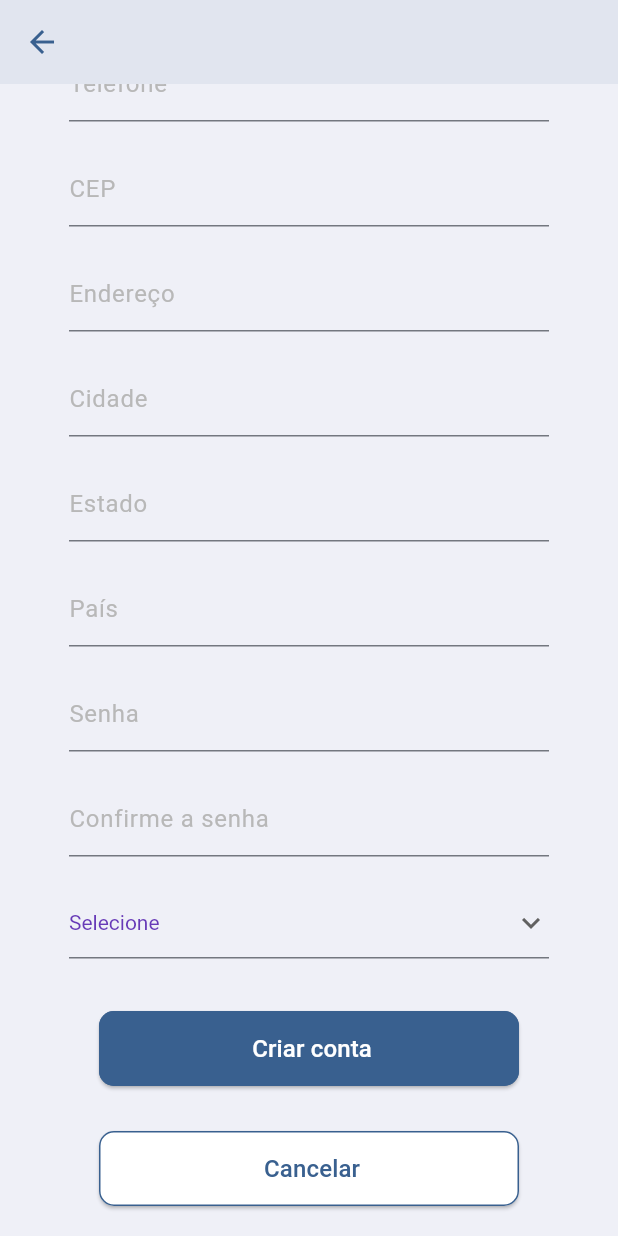
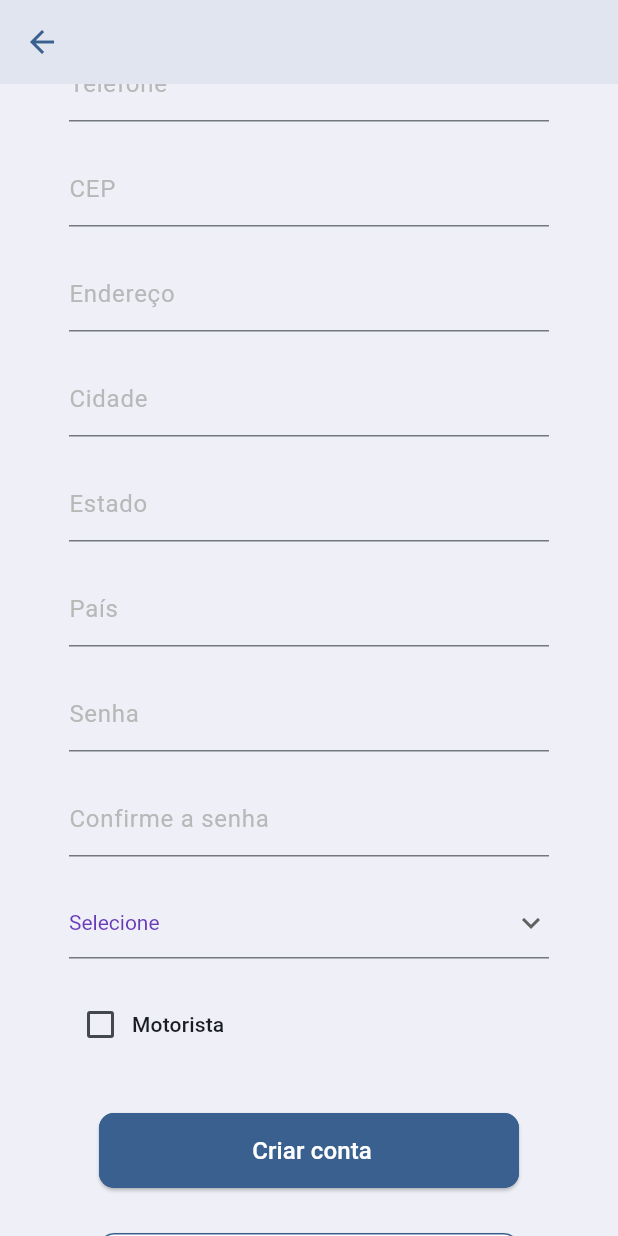
Before and after one commit to jady-lima/LevaEu, a Flutter app: the Registration screen opened directly, scrolled down 398 dp, on a phone screen of 412 x 824 dp. Run offline on Flutter 3.47's test engine with Material 3 defaults, Android fonts, the light colour scheme and no system bars.

Commit message:
CheckBox Motorista
Verifica o CheckBox e encaminha para a tela correspondente (inicio / registrar CNH)

```diff
--- a/levaeu_mobile/lib/main.dart
+++ b/levaeu_mobile/lib/main.dart
@@ -1,10 +1,10 @@
 import 'package:flutter/material.dart';
-import 'package:levaeu_mobile/ui/home.dart';
+import 'package:levaeu_mobile/screens/start.dart';
 
 void main() {
   runApp(MaterialApp(
     title: "LevaEu",
-    home: Home(),
+    home: Start(),
     theme: ThemeData(
       colorScheme: ColorScheme.fromSeed(seedColor: const Color.fromRGBO(57, 96, 143, 0)),
       scaffoldBackgroundColor: const Color.fromRGBO(184, 184, 184, 1),
--- a/levaeu_mobile/lib/ui/login.dart
+++ b/levaeu_mobile/lib/screens/login.dart
@@ -1,5 +1,5 @@
 import 'package:flutter/material.dart';
-import 'package:levaeu_mobile/ui/registration.dart';
+import 'package:levaeu_mobile/screens/registration.dart';
 import 'package:levaeu_mobile/utils/elevated_buttons.dart';
 import 'package:levaeu_mobile/utils/text_fields_forms.dart';
 
--- a/levaeu_mobile/lib/ui/registration.dart
+++ b/levaeu_mobile/lib/screens/registration.dart
@@ -1,5 +1,8 @@
 import 'package:flutter/material.dart';
-import 'package:levaeu_mobile/ui/home_login.dart';
+import 'package:levaeu_mobile/screens/home.dart';
+import 'package:levaeu_mobile/screens/start_login.dart';
+import 'package:levaeu_mobile/screens/registrationCNH.dart';
+import 'package:levaeu_mobile/utils/check_box_menus.dart';
 import 'package:levaeu_mobile/utils/drop_down_menu.dart';
 import 'package:levaeu_mobile/utils/elevated_buttons.dart';
 import 'package:levaeu_mobile/utils/text_fields_forms.dart';
@@ -24,6 +27,7 @@ class _RegistrationState extends State<Registration> {
   final _formKeyRegistration = GlobalKey<FormState>();
 
   String dropdownValue = genderList.first;
+  bool _isChecked = false;
 
   @override
   Widget build(BuildContext context) {
@@ -83,6 +87,7 @@ class _RegistrationState extends State<Registration> {
                 ),
               ),
 
+              //Formulário de registro
               Form(
                 key: _formKeyRegistration,
                 child: Column(
@@ -172,13 +177,32 @@ class _RegistrationState extends State<Registration> {
                       ),
                     ),
 
+                    //Container/TextFormField: Gênero
+                    Container(
+                      padding: const EdgeInsets.only(top: 15, bottom: 5),
+                      constraints: const BoxConstraints(maxWidth: 320),
+                      child: CheckBoxMenus.buildCheckBoxMenu(_isChecked,
+                        (bool? value) {
+                          setState(() {
+                            _isChecked = value ?? false;
+                          });
+                        },
+                      ),
+                    ),
+
                     //Container/ElevatedButton: Criar conta
                     Container(
                       constraints: const BoxConstraints(maxWidth: 300),
                       padding: const EdgeInsets.all(10),
                       margin: const EdgeInsets.only(top: 20),
                       alignment: Alignment.center,
-                      child: ElevatedButtonsForms.buildElevatedButton(const Color.fromRGBO(57, 96, 143, 1.0), const Color.fromRGBO(255, 255, 255, 1), const Color.fromRGBO(57, 96, 143, 1.0), 320, 50, "Criar conta", context, Registration(), _formKeyRegistration)
+                      child: ElevatedButtonsForms.buildElevatedButton(
+                        const Color.fromRGBO(57, 96, 143, 1.0),
+                        const Color.fromRGBO(255, 255, 255, 1),
+                        const Color.fromRGBO(57, 96, 143, 1.0),
+                        320, 50, "Criar conta", context,
+                        _isChecked ? RegistrationCNH() : Home(),
+                        _formKeyRegistration)
                     ),
 
                     //Container/ElevatedButton: Cancelar
@@ -187,7 +211,7 @@ class _RegistrationState extends State<Registration> {
                       padding: const EdgeInsets.all(10),
                       margin: const EdgeInsets.all(10),
                       alignment: Alignment.center,
-                      child: ElevatedButtonsForms.buildElevatedButton(Colors.white, const Color.fromRGBO(57, 96, 143, 1.0), const Color.fromRGBO(57, 96, 143, 1.0), 320, 50,"Cancelar", context, Homelogin(), null)
+                      child: ElevatedButtonsForms.buildElevatedButton(Colors.white, const Color.fromRGBO(57, 96, 143, 1.0), const Color.fromRGBO(57, 96, 143, 1.0), 320, 50,"Cancelar", context, Startlogin(), null)
                     ),
 
                   ],
--- /dev/null
+++ b/levaeu_mobile/lib/utils/check_box_menus.dart
@@ -0,0 +1,11 @@
+import "package:flutter/material.dart";
+
+class CheckBoxMenus{
+  static Widget buildCheckBoxMenu(bool isChecked, ValueChanged<bool?> onChanged){
+    return CheckboxMenuButton(
+      value: isChecked,
+      onChanged: onChanged,
+      child: const Text("Motorista"),
+    );
+  }
+}
```
Also changed, not shown: levaeu_mobile/lib/screens/home.dart (added, +22 -0 lines), levaeu_mobile/lib/screens/registrationCNH.dart (added, +22 -0 lines), levaeu_mobile/lib/screens/start.dart (renamed from levaeu_mobile/lib/ui/home.dart, +5 -5 lines), levaeu_mobile/lib/screens/start_login.dart (renamed from levaeu_mobile/lib/ui/home_login.dart, +7 -7 lines).
